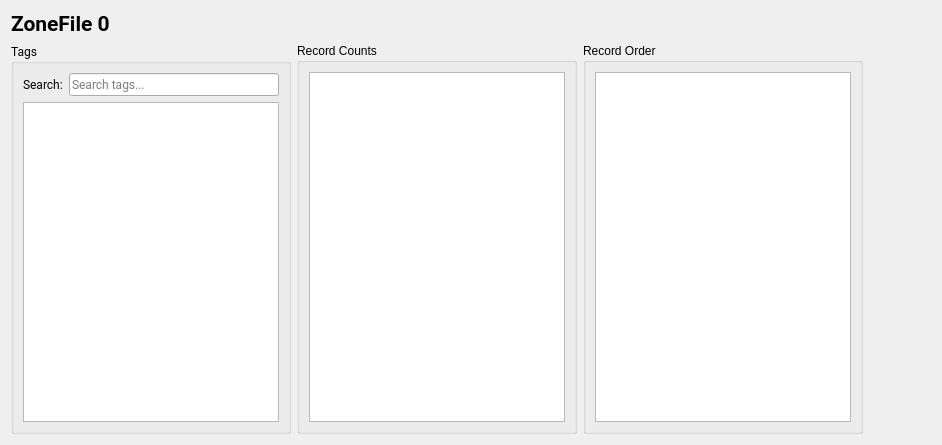
Before: the Qt Designer form app/zonefileviewer.ui in NickJohn547745/XPlor, drawn with Qt 5.
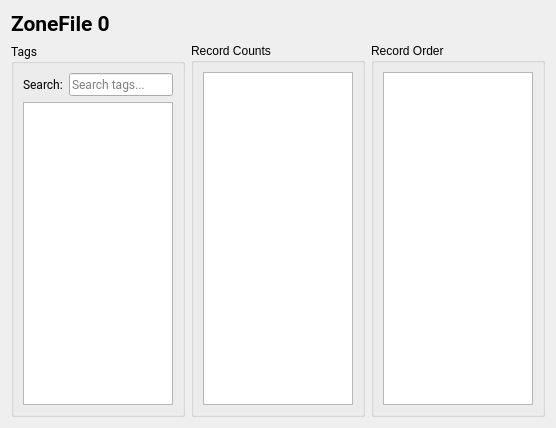
After: the same form once the commit is applied.

Patch:
```diff
--- a/app/zonefileviewer.ui
+++ b/app/zonefileviewer.ui
@@ -6,16 +6,10 @@
    <rect>
     <x>0</x>
     <y>0</y>
-    <width>942</width>
-    <height>445</height>
+    <width>556</width>
+    <height>428</height>
    </rect>
   </property>
-  <property name="minimumSize">
-   <size>
-    <width>942</width>
-    <height>445</height>
-   </size>
-  </property>
   <property name="windowTitle">
    <string>Form</string>
   </property>
@@ -35,17 +29,9 @@
     </widget>
    </item>
    <item>
-    <layout class="QHBoxLayout" name="horizontalLayout_4">
-     <item>
       <layout class="QHBoxLayout" name="horizontalLayout_2">
        <item>
         <widget class="QGroupBox" name="groupBox_Tags">
-         <property name="minimumSize">
-          <size>
-           <width>225</width>
-           <height>0</height>
-          </size>
-         </property>
          <property name="font">
           <font>
            <family>Roboto</family>
@@ -82,12 +68,6 @@
        </item>
        <item>
         <widget class="QGroupBox" name="groupBox_RecordCounts">
-         <property name="minimumSize">
-          <size>
-           <width>179</width>
-           <height>0</height>
-          </size>
-         </property>
          <property name="title">
           <string>Record Counts</string>
          </property>
@@ -100,12 +80,6 @@
        </item>
        <item>
         <widget class="QGroupBox" name="groupBox_RecordOrder">
-         <property name="minimumSize">
-          <size>
-           <width>179</width>
-           <height>0</height>
-          </size>
-         </property>
          <property name="title">
           <string>Record Order</string>
          </property>
@@ -115,21 +89,6 @@
           </item>
          </layout>
         </widget>
-       </item>
-      </layout>
-     </item>
-     <item>
-      <spacer name="horizontalSpacer">
-       <property name="orientation">
-        <enum>Qt::Orientation::Horizontal</enum>
-       </property>
-       <property name="sizeHint" stdset="0">
-        <size>
-         <width>40</width>
-         <height>20</height>
-        </size>
-       </property>
-      </spacer>
      </item>
     </layout>
    </item>
```
Lines whose indentation alone changed are shown as unchanged.
